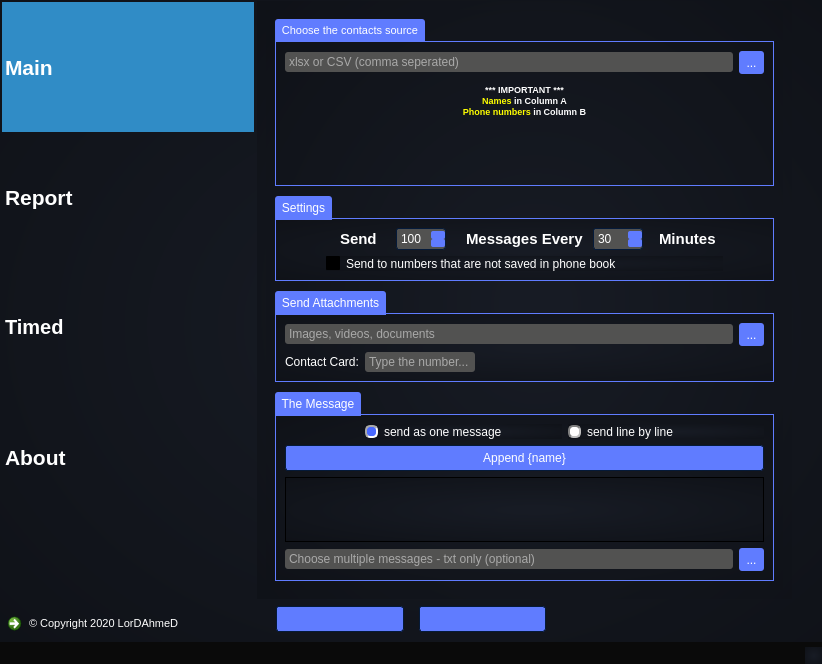
Above: untitled.ui from thelordahmed/Whatsapp-bulk-sender before the change. Below: the same form after it.
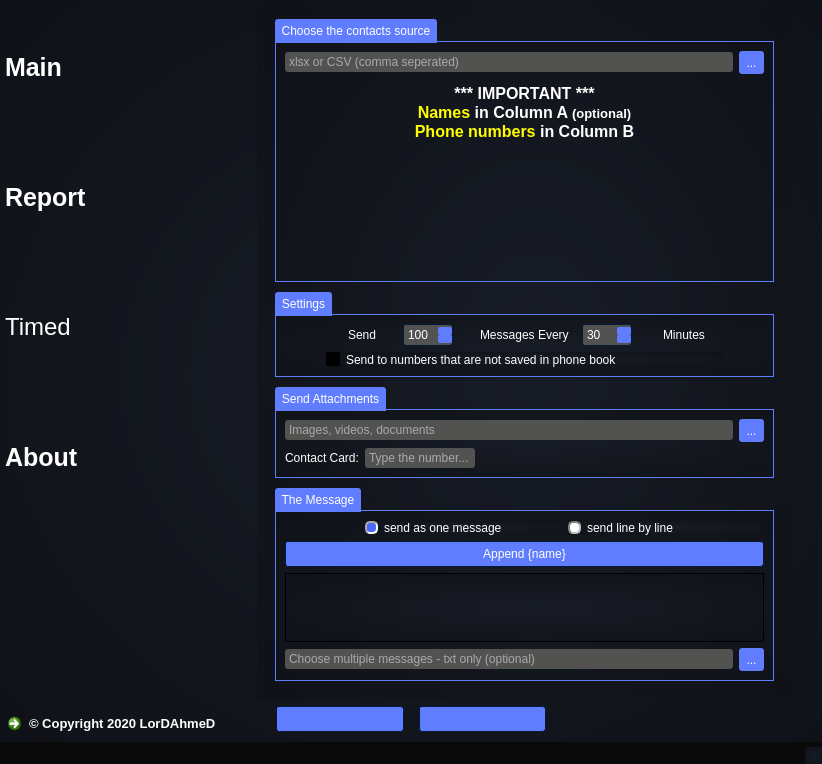
That is the form after the change. Icons and pictures are not drawn.

Diff of the .ui file:
```diff
--- a/untitled.ui
+++ b/untitled.ui
@@ -7,7 +7,7 @@
     <x>0</x>
     <y>0</y>
     <width>822</width>
-    <height>664</height>
+    <height>764</height>
    </rect>
   </property>
   <property name="minimumSize">
@@ -22,6 +22,11 @@
     <height>16777215</height>
    </size>
   </property>
+  <property name="font">
+   <font>
+    <family>arial</family>
+   </font>
+  </property>
   <property name="windowTitle">
    <string>WhatsApp Bulk Sender 2.0</string>
   </property>
@@ -1193,10 +1198,8 @@
       </property>
       <property name="font">
        <font>
-        <family>Segoe UI</family>
-        <pointsize>8</pointsize>
-        <weight>50</weight>
-        <bold>false</bold>
+        <family>arial</family>
+        <pointsize>10</pointsize>
        </font>
       </property>
       <property name="cursor">
@@ -1289,7 +1292,8 @@
         </property>
         <property name="font">
          <font>
-          <pointsize>16</pointsize>
+          <family>arial</family>
+          <pointsize>19</pointsize>
           <weight>75</weight>
           <bold>true</bold>
          </font>
@@ -1409,7 +1413,7 @@
          <bool>false</bool>
         </property>
         <property name="currentRow">
-         <number>0</number>
+         <number>-1</number>
         </property>
         <property name="sortingEnabled">
          <bool>false</bool>
@@ -1453,9 +1457,9 @@
          </property>
          <property name="font">
           <font>
-           <pointsize>15</pointsize>
-           <weight>75</weight>
-           <bold>true</bold>
+           <pointsize>18</pointsize>
+           <weight>50</weight>
+           <bold>false</bold>
           </font>
          </property>
          <property name="textAlignment">
@@ -1571,6 +1575,11 @@
               <height>0</height>
              </size>
             </property>
+            <property name="font">
+             <font>
+              <family>arial</family>
+             </font>
+            </property>
             <property name="layoutDirection">
              <enum>Qt::LeftToRight</enum>
             </property>
@@ -1603,7 +1612,7 @@
                </property>
                <property name="font">
                 <font>
-                 <pointsize>8</pointsize>
+                 <family>arial</family>
                 </font>
                </property>
                <property name="styleSheet">
@@ -1631,6 +1640,11 @@
                       <height>16777215</height>
                      </size>
                     </property>
+                    <property name="font">
+                     <font>
+                      <family>arial</family>
+                     </font>
+                    </property>
                     <property name="styleSheet">
                      <string notr="true">background:transparent;
 color:white</string>
@@ -1651,10 +1665,10 @@
                      <string>&lt;!DOCTYPE HTML PUBLIC &quot;-//W3C//DTD HTML 4.0//EN&quot; &quot;http://www.w3.org/TR/REC-html40/strict.dtd&quot;&gt;
 &lt;html&gt;&lt;head&gt;&lt;meta name=&quot;qrichtext&quot; content=&quot;1&quot; /&gt;&lt;style type=&quot;text/css&quot;&gt;
 p, li { white-space: pre-wrap; }
-&lt;/style&gt;&lt;/head&gt;&lt;body style=&quot; font-family:'MS Shell Dlg 2'; font-size:8.25pt; font-weight:400; font-style:normal;&quot;&gt;
-&lt;p align=&quot;center&quot; style=&quot; margin-top:0px; margin-bottom:0px; margin-left:0px; margin-right:0px; -qt-block-indent:0; text-indent:0px;&quot;&gt;&lt;span style=&quot; font-size:7pt; font-weight:600; color:#ffffff;&quot;&gt;*** IMPORTANT ***&lt;/span&gt;&lt;/p&gt;
-&lt;p align=&quot;center&quot; style=&quot; margin-top:0px; margin-bottom:0px; margin-left:0px; margin-right:0px; -qt-block-indent:0; text-indent:0px;&quot;&gt;&lt;span style=&quot; font-size:7pt; font-weight:600; color:#ffff00;&quot;&gt;Names&lt;/span&gt;&lt;span style=&quot; font-size:7pt; font-weight:600;&quot;&gt; in Column A&lt;/span&gt;&lt;/p&gt;
-&lt;p align=&quot;center&quot; style=&quot; margin-top:0px; margin-bottom:0px; margin-left:0px; margin-right:0px; -qt-block-indent:0; text-indent:0px;&quot;&gt;&lt;span style=&quot; font-size:7pt; font-weight:600; color:#ffff00;&quot;&gt;Phone numbers&lt;/span&gt;&lt;span style=&quot; font-size:7pt; font-weight:600;&quot;&gt; in Column B&lt;/span&gt;&lt;/p&gt;&lt;/body&gt;&lt;/html&gt;</string>
+&lt;/style&gt;&lt;/head&gt;&lt;body style=&quot; font-family:'arial'; font-size:13pt; font-weight:400; font-style:normal;&quot;&gt;
+&lt;p align=&quot;center&quot; style=&quot; margin-top:0px; margin-bottom:0px; margin-left:0px; margin-right:0px; -qt-block-indent:0; text-indent:0px;&quot;&gt;&lt;span style=&quot; font-family:'MS Shell Dlg 2'; font-size:12pt; font-weight:600; color:#ffffff;&quot;&gt;*** IMPORTANT ***&lt;/span&gt;&lt;/p&gt;
+&lt;p align=&quot;center&quot; style=&quot; margin-top:0px; margin-bottom:0px; margin-left:0px; margin-right:0px; -qt-block-indent:0; text-indent:0px;&quot;&gt;&lt;span style=&quot; font-family:'MS Shell Dlg 2'; font-size:12pt; font-weight:600; color:#ffff00;&quot;&gt;Names&lt;/span&gt;&lt;span style=&quot; font-family:'MS Shell Dlg 2'; font-size:12pt; font-weight:600;&quot;&gt; in Column A &lt;/span&gt;&lt;span style=&quot; font-family:'MS Shell Dlg 2'; font-size:10pt; font-weight:600;&quot;&gt;(optional)&lt;/span&gt;&lt;/p&gt;
+&lt;p align=&quot;center&quot; style=&quot; margin-top:0px; margin-bottom:0px; margin-left:0px; margin-right:0px; -qt-block-indent:0; text-indent:0px;&quot;&gt;&lt;span style=&quot; font-family:'MS Shell Dlg 2'; font-size:12pt; font-weight:600; color:#ffff00;&quot;&gt;Phone numbers&lt;/span&gt;&lt;span style=&quot; font-family:'MS Shell Dlg 2'; font-size:12pt; font-weight:600;&quot;&gt; in Column B&lt;/span&gt;&lt;/p&gt;&lt;/body&gt;&lt;/html&gt;</string>
                     </property>
                    </widget>
                   </item>
@@ -1692,6 +1706,11 @@
                  <height>16777215</height>
                 </size>
                </property>
+               <property name="font">
+                <font>
+                 <family>arial</family>
+                </font>
+               </property>
                <property name="title">
                 <string>Settings</string>
                </property>
@@ -1719,9 +1738,7 @@
                       </property>
                       <property name="font">
                        <font>
-                        <pointsize>11</pointsize>
-                        <weight>75</weight>
-                        <bold>true</bold>
+                        <family>arial</family>
                        </font>
                       </property>
                       <property name="text">
@@ -1758,9 +1775,7 @@
                       </property>
                       <property name="font">
                        <font>
-                        <pointsize>11</pointsize>
-                        <weight>75</weight>
-                        <bold>true</bold>
+                        <family>arial</family>
                        </font>
                       </property>
                       <property name="text">
@@ -1797,9 +1812,7 @@
                       </property>
                       <property name="font">
                        <font>
-                        <pointsize>11</pointsize>
-                        <weight>75</weight>
-                        <bold>true</bold>
+                        <family>arial</family>
                        </font>
                       </property>
                       <property name="text">
```
Left out of the diff: 48 changed lines with no effect on the pictures.
